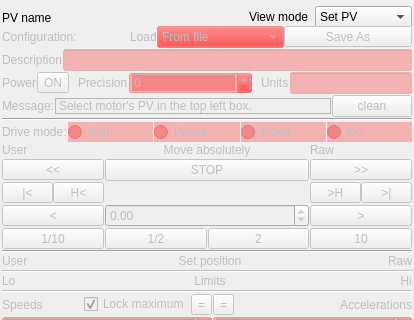
The window that qcamotorgui/qcamotorgui-setup.ui (AustralianSynchrotron/motorcontrol) describes before a commit, drawn with Qt 5; both pictures show x 0 to 414 and y 0 to 320 of the 414 by 1003 pixel window.
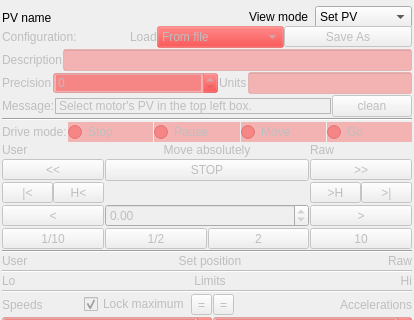
The same window after the commit. Custom widgets are drawn as their Qt base class.

Commit message: modified:   qcamotor/qcamotor.cpp 	modified:   qcamotor/qcamotor.h 	modified:   qcamotor_py/CMakeLists.txt 	modified:   qcamotor_py/pyqcamotor.sip 	modified:   qcamotorgui/qcamotorgui-pv.ui 	modified:   qcamotorgui/qcamotorgui-setup.ui 	modified:   qcamotorgui/qcamotorgui.cpp 	modified:   qcamotorgui/qcamotorgui.h 	modified:   qcamotorgui/qcamotorgui.ui 	modified:   qcamotorgui_py/pyqcamotorgui.sip 	modified:   qmotorstack/qmotorstack.cpp 	modified:   qmotorstack/qmotorstack.h 	modified:   qmotorstack/qmotorstack.ui

Diff of the .ui file:
```diff
--- a/qcamotorgui/qcamotorgui-setup.ui
+++ b/qcamotorgui/qcamotorgui-setup.ui
@@ -6,8 +6,8 @@
    <rect>
     <x>0</x>
     <y>0</y>
-    <width>653</width>
-    <height>1346</height>
+    <width>920</width>
+    <height>2058</height>
    </rect>
   </property>
   <property name="sizePolicy">
@@ -304,51 +304,15 @@
          <property name="margin">
           <number>0</number>
          </property>
-         <item>
-          <widget class="QLabel" name="label_19">
-           <property name="sizePolicy">
-            <sizepolicy hsizetype="Fixed" vsizetype="Fixed">
-             <horstretch>0</horstretch>
-             <verstretch>0</verstretch>
-            </sizepolicy>
-           </property>
-           <property name="text">
-            <string>Power</string>
-           </property>
-          </widget>
-         </item>
-         <item>
-          <widget class="QToolButton" name="power">
-           <property name="sizePolicy">
-            <sizepolicy hsizetype="Fixed" vsizetype="Fixed">
-             <horstretch>0</horstretch>
-             <verstretch>0</verstretch>
-            </sizepolicy>
-           </property>
-           <property name="toolTip">
-            <string>Turn the power on/off</string>
-           </property>
-           <property name="text">
-            <string>ON</string>
-           </property>
-           <property name="checkable">
-            <bool>true</bool>
-           </property>
-          </widget>
-         </item>
-         <item>
-          <widget class="QLabel" name="label_23">
-           <property name="sizePolicy">
-            <sizepolicy hsizetype="Fixed" vsizetype="Fixed">
-             <horstretch>0</horstretch>
-             <verstretch>0</verstretch>
-            </sizepolicy>
-           </property>
-           <property name="text">
-            <string/>
-           </property>
-          </widget>
-         </item>
+         <property name="topMargin">
+          <number>0</number>
+         </property>
+         <property name="rightMargin">
+          <number>0</number>
+         </property>
+         <property name="bottomMargin">
+          <number>0</number>
+         </property>
          <item>
           <widget class="QLabel" name="label_39">
            <property name="sizePolicy">
@@ -384,19 +348,6 @@
            </property>
           </widget>
          </item>
-         <item>
-          <widget class="QLabel" name="label_25">
-           <property name="sizePolicy">
-            <sizepolicy hsizetype="Fixed" vsizetype="Fixed">
-             <horstretch>0</horstretch>
-             <verstretch>0</verstretch>
-            </sizepolicy>
-           </property>
-           <property name="text">
-            <string/>
-           </property>
-          </widget>
-         </item>
          <item>
           <widget class="QLabel" name="label_40">
            <property name="sizePolicy">
```
Left out of the diff: 325 changed lines with no effect on the pictures. The commit also changes 12 other files.
